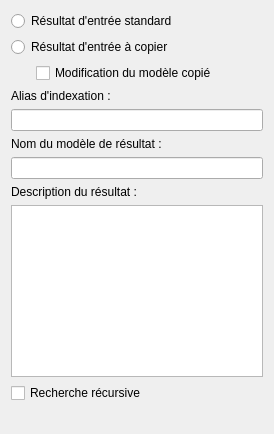
Before: the Qt Designer form stepcreatorv2/widgets/inresultwidget.ui in computree/computree-v3, drawn with Qt 5.
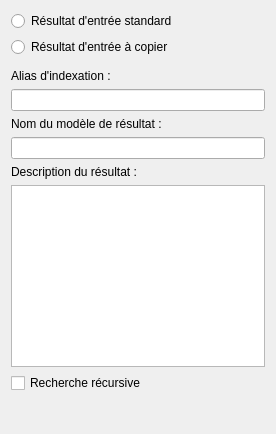
After: the same form once the commit is applied.

What changed in the file:
```diff
--- a/stepcreatorv2/widgets/inresultwidget.ui
+++ b/stepcreatorv2/widgets/inresultwidget.ui
@@ -6,7 +6,7 @@
    <rect>
     <x>0</x>
     <y>0</y>
-    <width>274</width>
+    <width>276</width>
     <height>434</height>
    </rect>
   </property>
@@ -52,13 +52,6 @@
       <property name="bottomMargin">
        <number>0</number>
       </property>
-      <item>
-       <widget class="QCheckBox" name="cb_modifyModel">
-        <property name="text">
-         <string>Modification du modèle copié</string>
-        </property>
-       </widget>
-      </item>
      </layout>
     </widget>
    </item>
```
